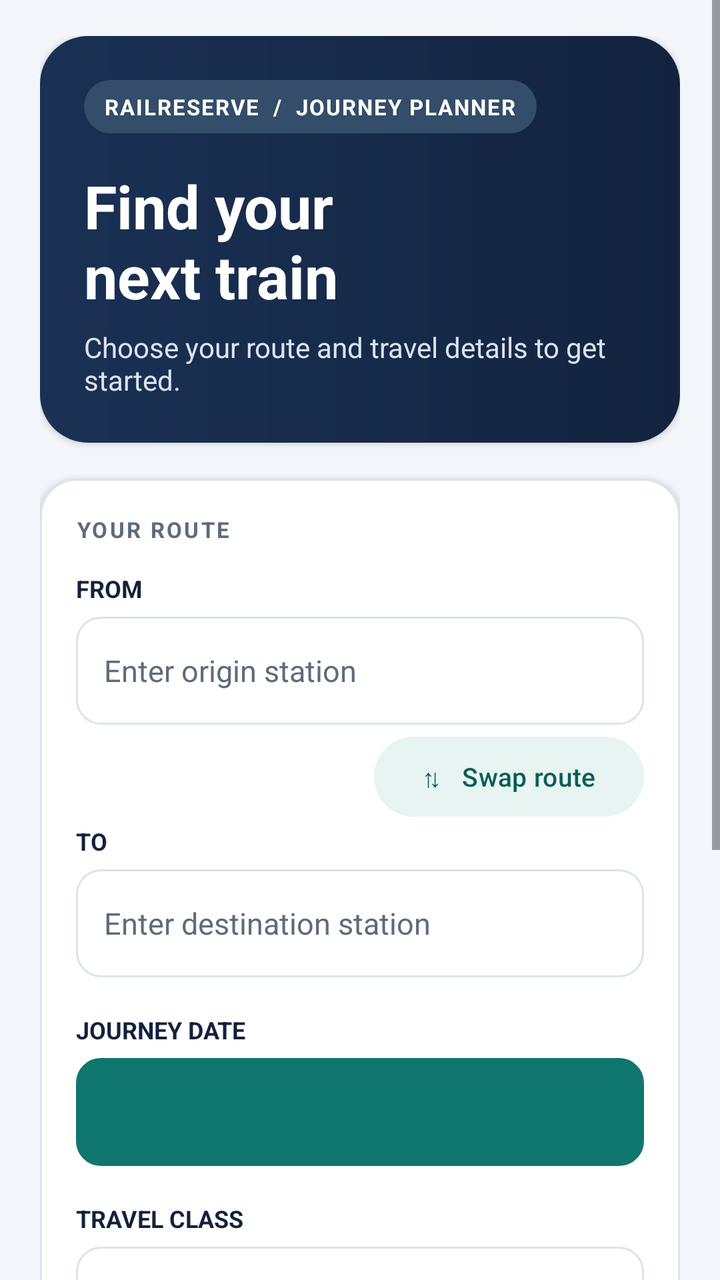
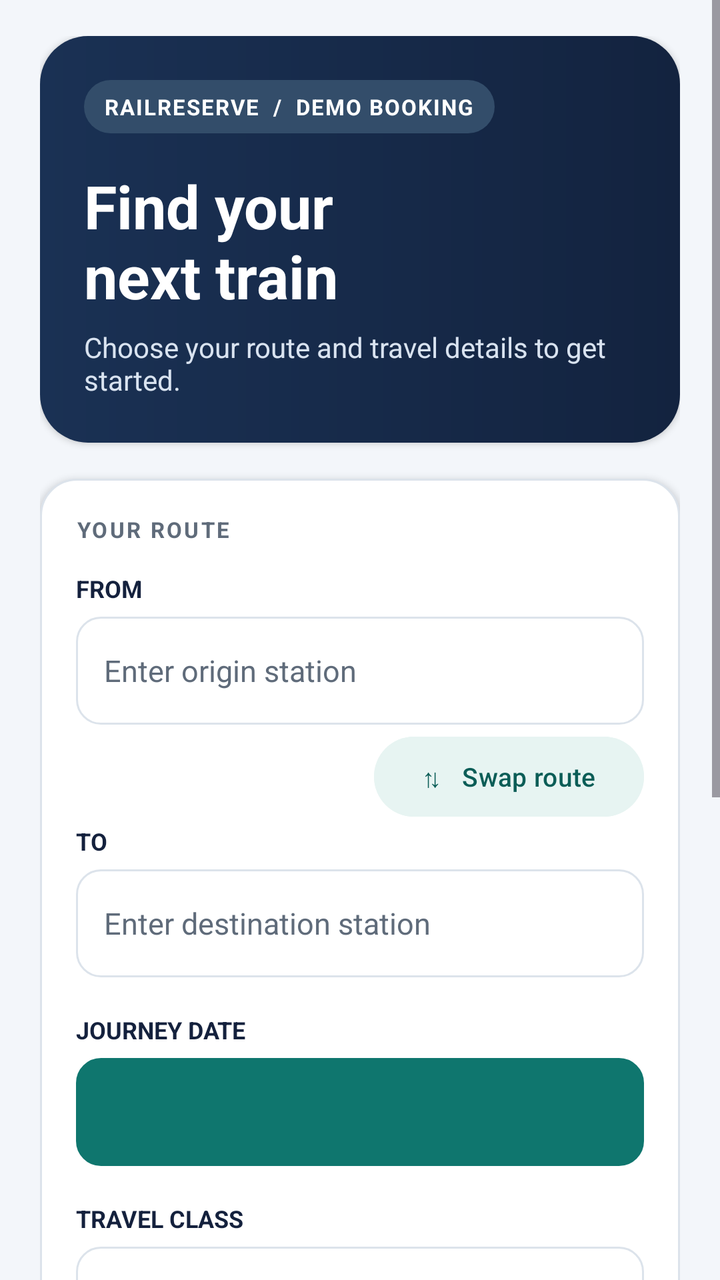

Two renders of the same Android screen: before a commit and after it. Below are the layout's source before the change and the commit's diff.
<!-- AndroidManifest.xml: application theme Theme.MyApplication -->
<!-- res/layout/activity_main.xml -->
<?xml version="1.0" encoding="utf-8"?>
<ScrollView xmlns:android="http://schemas.android.com/apk/res/android"
    android:id="@+id/main"
    android:layout_width="match_parent"
    android:layout_height="match_parent"
    android:background="@color/surface_soft"
    android:clipToPadding="false"
    android:fillViewport="true">

    <LinearLayout
        android:layout_width="match_parent"
        android:layout_height="wrap_content"
        android:orientation="vertical"
        android:paddingStart="20dp"
        android:paddingTop="18dp"
        android:paddingEnd="20dp"
        android:paddingBottom="24dp">

        <LinearLayout
            android:layout_width="match_parent"
            android:layout_height="wrap_content"
            android:background="@drawable/hero_background"
            android:elevation="2dp"
            android:orientation="vertical"
            android:padding="22dp">

            <TextView
                android:layout_width="wrap_content"
                android:layout_height="wrap_content"
                android:background="@drawable/chip_brand"
                android:paddingStart="10dp"
                android:paddingTop="6dp"
                android:paddingEnd="10dp"
                android:paddingBottom="6dp"
                android:text="RAILRESERVE  /  JOURNEY PLANNER"
                android:textColor="@color/white"
                android:textSize="11sp"
                android:textStyle="bold"
                android:letterSpacing="0.06" />

            <TextView
                android:layout_width="match_parent"
                android:layout_height="wrap_content"
                android:layout_marginTop="16dp"
                android:text="Find your\nnext train"
                android:textColor="@color/white"
                android:textSize="30sp"
                android:textStyle="bold"
                android:fontFamily="sans" />

            <TextView
                android:layout_width="match_parent"
                android:layout_height="wrap_content"
                android:layout_marginTop="6dp"
                android:text="Choose your route and travel details to get started."
                android:textColor="#D9E3F0"
                android:textSize="14sp" />
        </LinearLayout>

        <LinearLayout
            android:layout_width="match_parent"
            android:layout_height="wrap_content"
            android:layout_marginTop="18dp"
            android:background="@drawable/card_background"
            android:elevation="2dp"
            android:orientation="vertical"
            android:padding="18dp">

            <TextView
                android:layout_width="match_parent"
                android:layout_height="wrap_content"
                android:text="YOUR ROUTE"
                android:textColor="@color/muted"
                android:textSize="11sp"
                android:textStyle="bold"
                android:letterSpacing="0.1" />

            <TextView
                android:layout_width="match_parent"
                android:layout_height="wrap_content"
                android:layout_marginTop="14dp"
                android:text="FROM"
                android:textColor="@color/ink"
                android:textSize="12sp"
                android:textStyle="bold" />

            <AutoCompleteTextView
                android:id="@+id/sourceInput"
                android:layout_width="match_parent"
                android:layout_height="54dp"
                android:layout_marginTop="6dp"
                android:background="@drawable/input_background"
                android:completionThreshold="1"
                android:hint="Enter origin station"
                android:inputType="textCapWords"
                android:paddingStart="14dp"
                android:paddingEnd="14dp"
                android:singleLine="true"
                android:textColor="@color/ink"
                android:textColorHint="@color/muted"
                android:textSize="15sp" />

            <Button
                android:id="@+id/swapButton"
                android:layout_width="wrap_content"
                android:layout_height="48dp"
                android:layout_gravity="end"
                android:layout_marginTop="2dp"
                android:backgroundTint="@color/teal_soft"
                android:minWidth="0dp"
                android:text="⇅   Swap route"
                android:textAllCaps="false"
                android:textColor="@color/brand_dark"
                android:textSize="13sp" />

            <TextView
                android:layout_width="match_parent"
                android:layout_height="wrap_content"
                android:text="TO"
                android:textColor="@color/ink"
                android:textSize="12sp"
                android:textStyle="bold" />

            <AutoCompleteTextView
                android:id="@+id/destinationInput"
                android:layout_width="match_parent"
                android:layout_height="54dp"
                android:layout_marginTop="6dp"
                android:background="@drawable/input_background"
                android:completionThreshold="1"
                android:hint="Enter destination station"
                android:inputType="textCapWords"
                android:paddingStart="14dp"
                android:paddingEnd="14dp"
                android:singleLine="true"
                android:textColor="@color/ink"
                android:textColorHint="@color/muted"
                android:textSize="15sp" />

            <TextView
                android:layout_width="match_parent"
                android:layout_height="wrap_content"
                android:layout_marginTop="18dp"
                android:text="JOURNEY DATE"
                android:textColor="@color/ink"
                android:textSize="12sp"
                android:textStyle="bold" />

            <Button
                android:id="@+id/dateButton"
                android:layout_width="match_parent"
                android:layout_height="54dp"
                android:layout_marginTop="6dp"
                android:background="@drawable/field_button_background"
                android:gravity="center_vertical|start"
                android:minHeight="48dp"
                android:paddingStart="14dp"
                android:textAllCaps="false"
                android:textColor="@color/ink"
                android:textSize="15sp" />

            <TextView
                android:layout_width="match_parent"
                android:layout_height="wrap_content"
                android:layout_marginTop="18dp"
                android:text="TRAVEL CLASS"
                android:textColor="@color/ink"
                android:textSize="12sp"
                android:textStyle="bold" />

            <Spinner
                android:id="@+id/classSpinner"
                android:layout_width="match_parent"
                android:layout_height="54dp"
                android:layout_marginTop="6dp"
                android:background="@drawable/input_background"
                android:paddingStart="10dp"
                android:paddingEnd="10dp"
                android:popupBackground="@color/surface" />

            <Button
                android:id="@+id/searchButton"
                android:layout_width="match_parent"
                android:layout_height="56dp"
                android:layout_marginTop="20dp"
                android:background="@drawable/button_primary"
                android:minHeight="48dp"
                android:text="Search trains"
                android:textAllCaps="false"
                android:textColor="@color/white"
                android:textSize="16sp"
                android:textStyle="bold" />
        </LinearLayout>

        <TextView
            android:layout_width="match_parent"
            android:layout_height="wrap_content"
            android:layout_marginStart="8dp"
            android:layout_marginTop="14dp"
            android:layout_marginEnd="8dp"
            android:gravity="center"
            android:text="Fictional schedules for demonstration. Not connected to live railway inventory."
            android:textColor="@color/muted"
            android:textSize="12sp" />

        <Button
            android:id="@+id/myBookingsButton"
            android:layout_width="match_parent"
            android:layout_height="52dp"
            android:layout_marginTop="12dp"
            android:background="@drawable/button_secondary"
            android:minHeight="48dp"
            android:text="My bookings"
            android:textAllCaps="false"
            android:textColor="@color/brand_dark"
            android:textSize="15sp"
            android:textStyle="bold" />
        <Button
            android:id="@+id/findBookingButton"
            android:layout_width="match_parent"
            android:layout_height="52dp"
            android:layout_marginTop="8dp"
            android:background="@drawable/button_secondary"
            android:minHeight="48dp"
            android:text="Find booking by PNR"
            android:textAllCaps="false"
            android:textColor="@color/brand_dark"
            android:textSize="15sp"
            android:textStyle="bold" />
    </LinearLayout>
</ScrollView>
<!-- resources referenced by this layout -->
<resources>
  <color name="brand_dark">#0B5D57</color>
  <color name="ink">#14213D</color>
  <color name="muted">#5F6B7A</color>
  <color name="surface">#FFFFFFFF</color>
  <color name="surface_soft">#F3F6FA</color>
  <color name="teal_soft">#E7F4F2</color>
  <color name="white">#FFFFFFFF</color>
  <!-- drawable button_primary (drawable) -->
  <?xml version="1.0" encoding="utf-8"?>
  <ripple xmlns:android="http://schemas.android.com/apk/res/android" android:color="#40FFFFFF">
      <item>
          <selector>
              <item android:state_enabled="false">
                  <shape><solid android:color="#9CBFBC"/><corners android:radius="14dp"/></shape>
              </item>
              <item>
                  <shape><solid android:color="@color/brand"/><corners android:radius="14dp"/></shape>
              </item>
          </selector>
      </item>
  </ripple>
  <!-- drawable button_secondary (drawable) -->
  <?xml version="1.0" encoding="utf-8"?>
  <shape xmlns:android="http://schemas.android.com/apk/res/android">
      <solid android:color="@color/surface" />
      <stroke android:width="1dp" android:color="@color/brand" />
      <corners android:radius="14dp" />
  </shape>
  <!-- drawable card_background (drawable) -->
  <?xml version="1.0" encoding="utf-8"?>
  <shape xmlns:android="http://schemas.android.com/apk/res/android"><solid android:color="@color/surface"/><stroke android:width="1dp" android:color="@color/border"/><corners android:radius="18dp"/></shape>
  <!-- drawable chip_brand (drawable) -->
  <?xml version="1.0" encoding="utf-8"?>
  <shape xmlns:android="http://schemas.android.com/apk/res/android">
      <solid android:color="#334D6A" />
      <corners android:radius="24dp" />
  </shape>
  <!-- drawable field_button_background (drawable) -->
  <?xml version="1.0" encoding="utf-8"?>
  <ripple xmlns:android="http://schemas.android.com/apk/res/android" android:color="@color/teal_soft">
      <item>
          <shape>
              <solid android:color="@color/surface" />
              <stroke android:width="1dp" android:color="@color/border" />
              <corners android:radius="12dp" />
          </shape>
      </item>
  </ripple>
  <!-- drawable hero_background (drawable) -->
  <?xml version="1.0" encoding="utf-8"?>
  <shape xmlns:android="http://schemas.android.com/apk/res/android" android:shape="rectangle">
      <gradient android:angle="0" android:startColor="#1A3154" android:endColor="@color/navy" />
      <corners android:radius="24dp" />
  </shape>
  <!-- drawable input_background (drawable) -->
  <?xml version="1.0" encoding="utf-8"?>
  <shape xmlns:android="http://schemas.android.com/apk/res/android"><solid android:color="@color/surface"/><corners android:radius="12dp"/><stroke android:width="1dp" android:color="@color/border"/></shape>
  <style name="Theme.MyApplication" parent="Base.Theme.MyApplication" />
  <color name="brand">#0F766E</color>
  <color name="border">#DCE3EB</color>
  <color name="navy">#13233F</color>
  <style name="Base.Theme.MyApplication" parent="Theme.Material3.Light.NoActionBar">
          <item name="colorPrimary">@color/brand</item>
          <item name="colorOnPrimary">@color/white</item>
          <item name="colorSecondary">@color/navy</item>
          <item name="colorOnSecondary">@color/white</item>
          <item name="android:colorAccent">@color/brand</item>
      </style>
</resources>

<!-- the commit's change to res/layout/activity_main.xml (unified diff, before → after) -->
@@ -32,7 +32,7 @@
                 android:paddingTop="6dp"
                 android:paddingEnd="10dp"
                 android:paddingBottom="6dp"
-                android:text="RAILRESERVE  /  JOURNEY PLANNER"
+                android:text="RAILRESERVE  /  DEMO BOOKING"
                 android:textColor="@color/white"
                 android:textSize="11sp"
                 android:textStyle="bold"
@@ -227,5 +227,17 @@
             android:textColor="@color/brand_dark"
             android:textSize="15sp"
             android:textStyle="bold" />
+        <Button
+            android:id="@+id/liveSearchButton"
+            android:layout_width="match_parent"
+            android:layout_height="54dp"
+            android:layout_marginTop="10dp"
+            android:background="@drawable/button_primary"
+            android:minHeight="48dp"
+            android:text="Search live train data"
+            android:textAllCaps="false"
+            android:textColor="@color/white"
+            android:textSize="15sp"
+            android:textStyle="bold" />
     </LinearLayout>
 </ScrollView>
